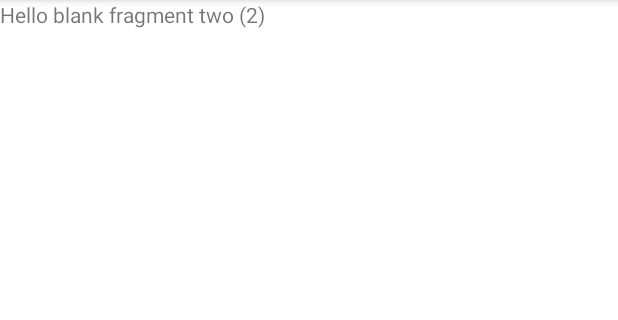
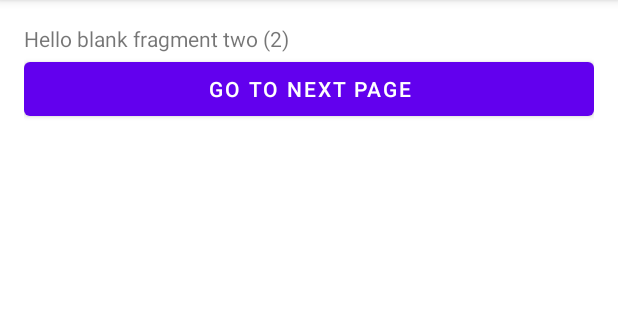
Before and after one commit to andromeda951/belajar-android, an Android app: the fragment Blank2Fragment shown on its own in the app's theme, on a phone screen of 412 x 824 dp, the part 84-404 px from its top. Run offline under Robolectric (Android 15) with nearby library versions, the phone set to English and light mode, and no system bars.

Commit message:
Implement move fragment

```diff
--- a/app/src/main/java/com/andromeda/belajarandroid/Blank2Fragment.kt
+++ b/app/src/main/java/com/andromeda/belajarandroid/Blank2Fragment.kt
@@ -5,14 +5,32 @@ import androidx.fragment.app.Fragment
 import android.view.LayoutInflater
 import android.view.View
 import android.view.ViewGroup
+import com.andromeda.belajarandroid.databinding.FragmentBlank2Binding
 
 class Blank2Fragment : Fragment() {
+
+    private lateinit var binding: FragmentBlank2Binding
 
     override fun onCreateView(
         inflater: LayoutInflater, container: ViewGroup?,
         savedInstanceState: Bundle?
-    ): View? {
+    ): View {
         // Inflate the layout for this fragment
-        return inflater.inflate(R.layout.fragment_blank2, container, false)
+        // return inflater.inflate(R.layout.fragment_blank2, container, false)
+        binding = FragmentBlank2Binding.inflate(inflater, container, false)
+        return binding.root
+    }
+
+    override fun onViewCreated(view: View, savedInstanceState: Bundle?) {
+        super.onViewCreated(view, savedInstanceState)
+
+        val fragment1 = Blank1Fragment()
+        binding.btnNext.setOnClickListener {
+            parentFragmentManager.beginTransaction().apply {
+                replace(R.id.fragment_container, fragment1, Blank1Fragment::class.java.simpleName)
+                addToBackStack(null)
+                commit()
+            }
+        }
     }
 }
--- a/app/src/main/res/layout/fragment_blank2.xml
+++ b/app/src/main/res/layout/fragment_blank2.xml
@@ -6,9 +6,22 @@
     tools:context=".Blank2Fragment">
 
     <!-- TODO: Update blank fragment layout -->
-    <TextView
+    <LinearLayout
         android:layout_width="match_parent"
-        android:layout_height="match_parent"
-        android:text="@string/hello_blank_fragment2" />
+        android:layout_height="wrap_content"
+        android:orientation="vertical"
+        android:padding="16dp">
+
+        <TextView
+            android:layout_width="match_parent"
+            android:layout_height="match_parent"
+            android:text="@string/hello_blank_fragment2" />
+
+        <Button
+            android:id="@+id/btn_next"
+            android:layout_width="match_parent"
+            android:layout_height="wrap_content"
+            android:text="@string/go_to_next_page"/>
+    </LinearLayout>
 
 </FrameLayout>
--- a/app/src/main/res/values/strings.xml
+++ b/app/src/main/res/values/strings.xml
@@ -9,4 +9,5 @@
     <string name="hello_blank_fragment1">Hello blank fragment one (1)</string>
     <string name="hello_blank_fragment2">Hello blank fragment two (2)</string>
     <string name="go_to_fragment_activity">Go to Fragment Activity</string>
+    <string name="go_to_next_page">Go to Next Page</string>
 </resources>
```
Also changed, not shown: app/src/main/java/com/andromeda/belajarandroid/Blank1Fragment.kt (+20 -2 lines), app/src/main/res/layout/fragment_blank1.xml (+17 -3 lines).
